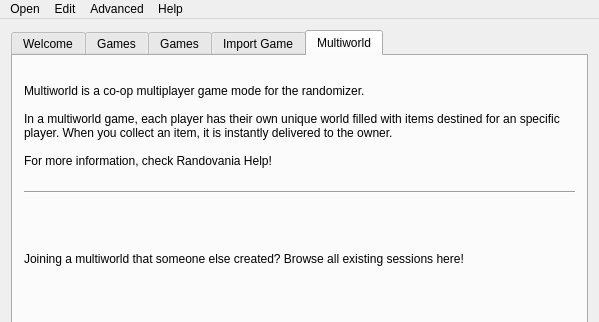
Old version of the form randovania/gui/ui_files/main_window.ui in the repository randovania/randovania; both pictures show x 0 to 599 and y 0 to 322 of the 599 by 582 pixel window.
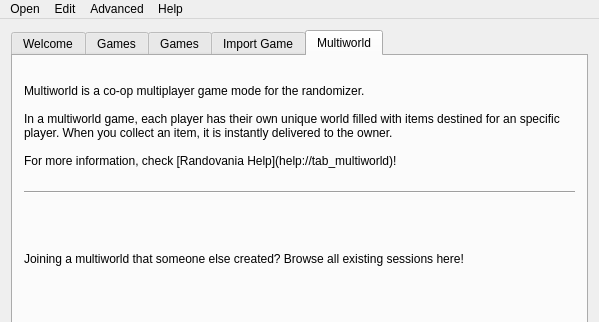
New version of the form. Custom widgets are drawn as their Qt base class.

Commit message: add link to help tab

```diff
--- a/randovania/gui/ui_files/main_window.ui
+++ b/randovania/gui/ui_files/main_window.ui
@@ -304,7 +304,7 @@
 
 In a multiworld game, each player has their own unique world filled with items destined for an specific player. When you collect an item, it is instantly delivered to the owner.
 
-For more information, check Randovania Help!</string>
+For more information, check [Randovania Help](help://tab_multiworld)!</string>
           </property>
           <property name="textFormat">
            <enum>Qt::MarkdownText</enum>
```
The commit also changes 1 other file.
